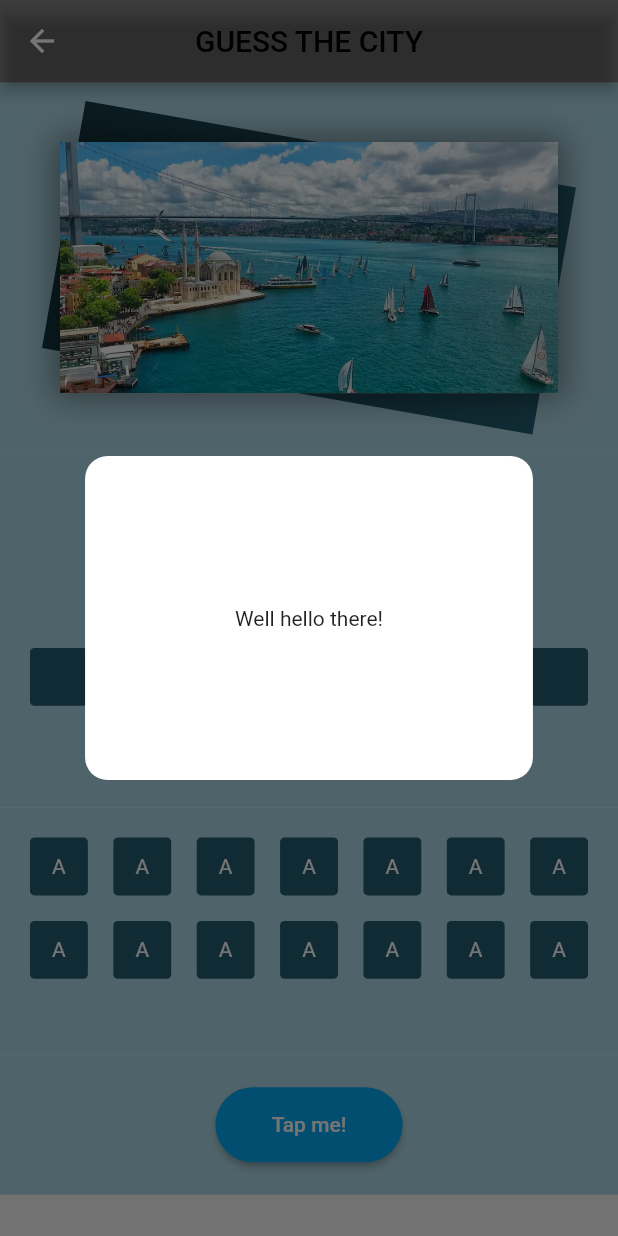
After one commit to abdullahyigit/GuessTheCity, a Flutter app: the Guess_Screen screen opened directly, after a tap on "İpucu!", on a phone screen of 412 x 824 dp. The commit adds this screen. Run offline on Flutter 3.47's test engine with Material 2 defaults, Android fonts, the light colour scheme and no system bars; drawn by our look-alikes of rounded_loading_button; our stand-ins replace google_fonts, progress_state_button; Roboto replaces fonts that are missing (YOUR_FONT_FAMILY).

Commit message:
fixes on guess screen

```diff
--- /dev/null
+++ b/lib/components/clues.dart
@@ -0,0 +1,52 @@
+import 'package:flutter/material.dart';
+
+class FunkyOverlay extends StatefulWidget {
+  const FunkyOverlay({Key? key}) : super(key: key);
+
+  @override
+  State<StatefulWidget> createState() => FunkyOverlayState();
+}
+
+class FunkyOverlayState extends State<FunkyOverlay>
+    with SingleTickerProviderStateMixin {
+  late AnimationController controller;
+  late Animation<double> scaleAnimation;
+
+  @override
+  void initState() {
+    super.initState();
+
+    controller = AnimationController(
+        vsync: this, duration: const Duration(milliseconds: 450));
+    scaleAnimation =
+        CurvedAnimation(parent: controller, curve: Curves.elasticInOut);
+
+    controller.addListener(() {
+      setState(() {});
+    });
+
+    controller.forward();
+  }
+
+  @override
+  Widget build(BuildContext context) {
+    return Center(
+      child: Material(
+        color: Colors.transparent,
+        child: ScaleTransition(
+          scale: scaleAnimation,
+          child: Container(
+            decoration: ShapeDecoration(
+                color: Colors.white,
+                shape: RoundedRectangleBorder(
+                    borderRadius: BorderRadius.circular(15.0))),
+            child: const Padding(
+              padding: EdgeInsets.all(100.0),
+              child: Text("Well hello there!"),
+            ),
+          ),
+        ),
+      ),
+    );
+  }
+}
--- /dev/null
+++ b/lib/screens/guess_screen.dart
@@ -0,0 +1,91 @@
+// ignore_for_file: camel_case_types
+
+import 'dart:async';
+
+import 'package:flutter/material.dart';
+import 'package:guessthecity/components/clues.dart';
+import 'package:guessthecity/widget/answerArea.dart';
+import 'package:guessthecity/widget/appBar.dart';
+import 'package:guessthecity/widget/mixedLettersArea.dart';
+import 'package:guessthecity/widget/photoArea.dart';
+import 'package:rounded_loading_button/rounded_loading_button.dart';
+
+import 'package:progress_state_button/progress_button.dart';
+
+class Guess_Screen extends StatefulWidget {
+  const Guess_Screen({Key? key}) : super(key: key);
+
+  @override
+  State<Guess_Screen> createState() => _Guess_ScreenState();
+}
+
+class _Guess_ScreenState extends State<Guess_Screen> {
+  final RoundedLoadingButtonController _btnController =
+      RoundedLoadingButtonController();
+  @override
+  Widget build(BuildContext context) {
+    double _height = MediaQuery.of(context).size.height;
+    double _width = MediaQuery.of(context).size.width;
+    bool _isTrue = true;
+    return Scaffold(
+      appBar: appBar(_height),
+      resizeToAvoidBottomInset: false,
+      body: Column(
+        children: [
+          photoArea(_height),
+          Container(
+            height: 2 * _height / 15,
+            color: const Color(0xffadd8e6),
+            child: Center(
+              child: ElevatedButton.icon(
+                  onPressed: () {
+                    showDialog(
+                      context: context,
+                      builder: (_) => const FunkyOverlay(),
+                    );
+                  },
+                  icon: const Icon(
+                    Icons.lightbulb,
+                    color: Colors.yellow,
+                  ),
+                  label: const Text("İpucu!")),
+            ),
+          ),
+          Container(
+            height: 2.3 * _height / 15,
+            color: const Color(0xffadd8e6),
+            child: answerArea(),
+          ),
+          Container(
+            height: 3 * _height / 15,
+            color: const Color(0xffadd8e6),
+            child: mixedLetters(),
+          ),
+          Container(
+              height: 1.7 * _height / 15,
+              color: const Color(0xffadd8e6),
+              child: RoundedLoadingButton(
+                width: _width / 3.3,
+                resetAfterDuration: true,
+                resetDuration: const Duration(seconds: 4),
+                successColor: Colors.green,
+                animateOnTap: true,
+                child: const Text('Tap me!',
+                    style: TextStyle(color: Colors.white)),
+                controller: _btnController,
+                onPressed: () => _doSomething(_isTrue),
+              )),
+        ],
+      ),
+    );
+  }
+
+  void _doSomething(bool _isTrue) async {
+    Timer(Duration(seconds: 2), () {
+      if (_isTrue == false)
+        _btnController.error();
+      else
+        _btnController.success();
+    });
+  }
+}
--- a/lib/screens/home_screen.dart
+++ b/lib/screens/home_screen.dart
@@ -1,6 +1,7 @@
 // ignore_for_file: camel_case_types
 
 import 'package:flutter/material.dart';
+import 'package:guessthecity/screens/guess_screen.dart';
 
 class Home_Screen extends StatefulWidget {
   const Home_Screen({Key? key}) : super(key: key);
@@ -26,6 +27,17 @@ class _Home_ScreenState extends State<Home_Screen> {
           children: <Widget>[
 //===========================AVRUPA=============================================
             Expanded(
+              child: InkWell(
+                onTap: () {
+                  ScaffoldMessenger.of(context).showSnackBar(const SnackBar(
+                    content: Text('Avruma Kıtası Şehirleri'),
+                    duration: Duration(seconds: 2),
+                  ));
+                  Navigator.push(
+                      context,
+                      MaterialPageRoute(
+                          builder: (context) => const Guess_Screen()));
+                },
                 child: Container(
                   margin: const EdgeInsets.all(5),
                   decoration: BoxDecoration(
@@ -54,8 +66,10 @@ class _Home_ScreenState extends State<Home_Screen> {
                   ),
                 ),
               ),
+            ),
 //===========================ASYA=============================================
             Expanded(
+              child: InkWell(
                 child: Container(
                   margin: const EdgeInsets.all(5),
                   decoration: BoxDecoration(
@@ -84,8 +98,10 @@ class _Home_ScreenState extends State<Home_Screen> {
                   ),
                 ),
               ),
+            ),
 //===========================KUZEYAMERİKA=============================================
             Expanded(
+              child: InkWell(
                 child: Container(
                   margin: const EdgeInsets.all(5),
                   decoration: BoxDecoration(
@@ -114,8 +130,10 @@ class _Home_ScreenState extends State<Home_Screen> {
                   ),
                 ),
               ),
+            ),
 //===========================GÜNEYAMERİKA=============================================
             Expanded(
+              child: InkWell(
                 child: Container(
                   margin: const EdgeInsets.all(5),
                   decoration: BoxDecoration(
@@ -144,8 +162,10 @@ class _Home_ScreenState extends State<Home_Screen> {
                   ),
                 ),
               ),
+            ),
 //===========================AFRİKA=============================================
             Expanded(
+              child: InkWell(
                 child: Container(
                   margin: const EdgeInsets.all(5),
                   decoration: BoxDecoration(
@@ -174,8 +194,11 @@ class _Home_ScreenState extends State<Home_Screen> {
                   ),
                 ),
               ),
+            ),
 //===========================AVUSTRALYA=============================================
             Expanded(
+              child: InkWell(
+                onTap: () {},
                 child: Container(
                   margin: const EdgeInsets.all(5),
                   decoration: BoxDecoration(
@@ -204,6 +227,7 @@ class _Home_ScreenState extends State<Home_Screen> {
                   ),
                 ),
               ),
+            ),
 
             Expanded(
               child: Container(),
@@ -216,7 +240,7 @@ class _Home_ScreenState extends State<Home_Screen> {
   }
 }
 
-Widget Continent(context, String continent_name) {
+Widget continent(context, String continentName) {
   return Expanded(
     child: Container(
       margin: const EdgeInsets.all(5),
--- /dev/null
+++ b/lib/widget/answerArea.dart
@@ -0,0 +1,29 @@
+// ignore_for_file: file_names
+
+import 'package:flutter/material.dart';
+
+Widget answerArea() {
+  return Padding(
+    padding: const EdgeInsets.all(20.0),
+    child: GridView.builder(
+        physics: const NeverScrollableScrollPhysics(),
+        gridDelegate: const SliverGridDelegateWithMaxCrossAxisExtent(
+            maxCrossAxisExtent: 40,
+            childAspectRatio: 1,
+            crossAxisSpacing: 17,
+            mainAxisSpacing: 17),
+        itemCount: 7,
+        itemBuilder: (BuildContext ctx, index) {
+          return Container(
+            alignment: Alignment.center,
+            child: const Text(
+              " ",
+              style: TextStyle(color: Colors.white),
+            ),
+            decoration: BoxDecoration(
+                color: const Color(0xff235e71),
+                borderRadius: BorderRadius.circular(3)),
+          );
+        }),
+  );
+}
--- /dev/null
+++ b/lib/widget/appBar.dart
@@ -0,0 +1,15 @@
+// ignore_for_file: file_names
+
+import 'package:flutter/material.dart';
+
+PreferredSizeWidget appBar(double _height) {
+  return PreferredSize(
+      child: AppBar(
+        title: const Text('GUESS THE CITY',
+            style:
+                TextStyle(color: Colors.black, fontFamily: 'YOUR_FONT_FAMILY')),
+        centerTitle: true,
+        backgroundColor: Colors.black45,
+      ),
+      preferredSize: Size.fromHeight(_height / 15));
+}
--- /dev/null
+++ b/lib/widget/iconedButton.dart
@@ -0,0 +1,41 @@
+// ignore_for_file: file_names
+
+import 'package:flutter/material.dart';
+
+class IconedButton {
+  final String? text;
+  final Icon? icon;
+  final Color color;
+
+  const IconedButton({
+    this.text,
+    this.icon,
+    required this.color,
+  });
+}
+
+Widget buildChildWithIcon(
+    IconedButton iconedButton, double iconPadding, TextStyle textStyle) {
+  return buildChildWithIC(
+      iconedButton.text, iconedButton.icon, iconPadding, textStyle);
+}
+
+Widget buildChildWithIC(
+    String? text, Icon? icon, double gap, TextStyle textStyle) {
+  var children = <Widget>[];
+  children.add(icon ?? Container());
+  if (text != null) {
+    children.add(Padding(padding: EdgeInsets.all(gap)));
+    children.add(buildText(text, textStyle));
+  }
+
+  return Wrap(
+    direction: Axis.horizontal,
+    crossAxisAlignment: WrapCrossAlignment.center,
+    children: children,
+  );
+}
+
+Widget buildText(String text, TextStyle style) {
+  return Text(text, style: style);
+}
--- /dev/null
+++ b/lib/widget/mixedLettersArea.dart
@@ -0,0 +1,29 @@
+// ignore_for_file: file_names
+
+import 'package:flutter/material.dart';
+
+Widget mixedLetters() {
+  return Padding(
+    padding: const EdgeInsets.all(20.0),
+    child: GridView.builder(
+        physics: const NeverScrollableScrollPhysics(),
+        gridDelegate: const SliverGridDelegateWithMaxCrossAxisExtent(
+            maxCrossAxisExtent: 40,
+            childAspectRatio: 1,
+            crossAxisSpacing: 17,
+            mainAxisSpacing: 17),
+        itemCount: 14,
+        itemBuilder: (BuildContext ctx, index) {
+          return Container(
+            alignment: Alignment.center,
+            child: const Text(
+              "A",
+              style: TextStyle(color: Colors.white),
+            ),
+            decoration: BoxDecoration(
+                color: const Color(0xff235e71),
+                borderRadius: BorderRadius.circular(3)),
+          );
+        }),
+  );
+}
--- /dev/null
+++ b/lib/widget/photoArea.dart
@@ -0,0 +1,46 @@
+// ignore_for_file: file_names
+
+import 'package:flutter/material.dart';
+
+Widget photoArea(double _height) {
+  return Container(
+    height: 4.5 * _height / 15,
+    color: const Color(0xffadd8e6),
+    child: Center(
+      child: RotationTransition(
+        turns: const AlwaysStoppedAnimation(10 / 360),
+        child: Container(
+          margin: const EdgeInsets.all(40),
+          decoration: const BoxDecoration(
+            gradient: LinearGradient(colors: [
+              Color(0xff153944),
+              Color(0xff235e71),
+            ]),
+          ),
+          child: RotationTransition(
+            turns: const AlwaysStoppedAnimation(350 / 360),
+            child: Hero(
+              tag: 'dash',
+              child: Container(
+                decoration: BoxDecoration(
+                  color: const Color(0xffd5b791),
+                  image: const DecorationImage(
+                      image: AssetImage("assets/istanbul.jpg"),
+                      fit: BoxFit.fill),
+                  boxShadow: [
+                    BoxShadow(
+                      color: Colors.black87.withOpacity(0.4),
+                      spreadRadius: 4,
+                      blurRadius: 17,
+                      offset: const Offset(0, 0), // changes position of shadow
+                    ),
+                  ],
+                ),
+              ),
+            ),
+          ),
+        ),
+      ),
+    ),
+  );
+}
```
Lines whose indentation alone changed are shown as unchanged.
